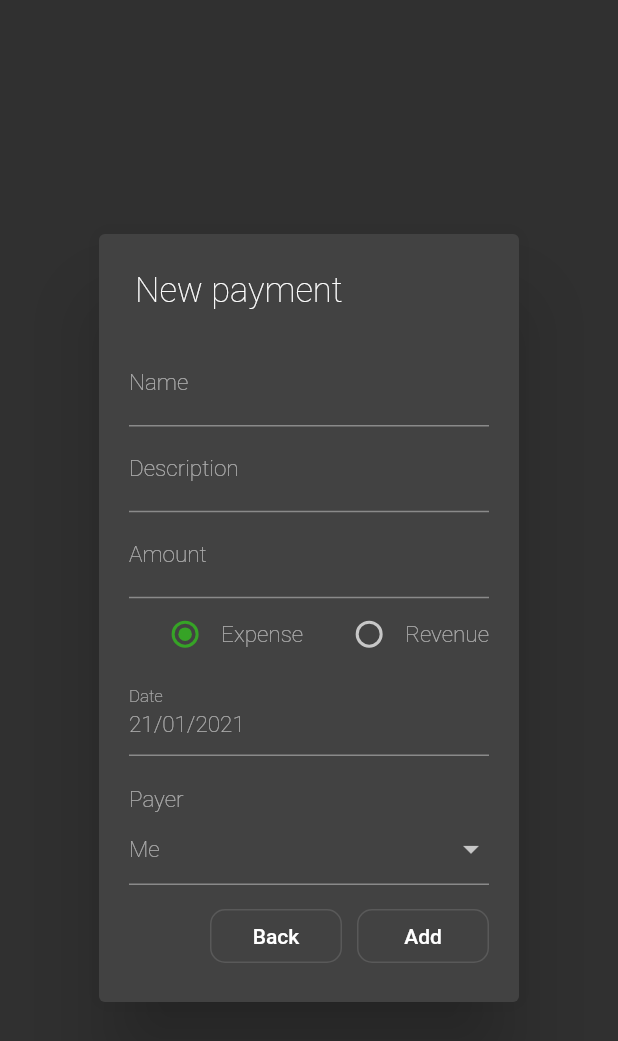
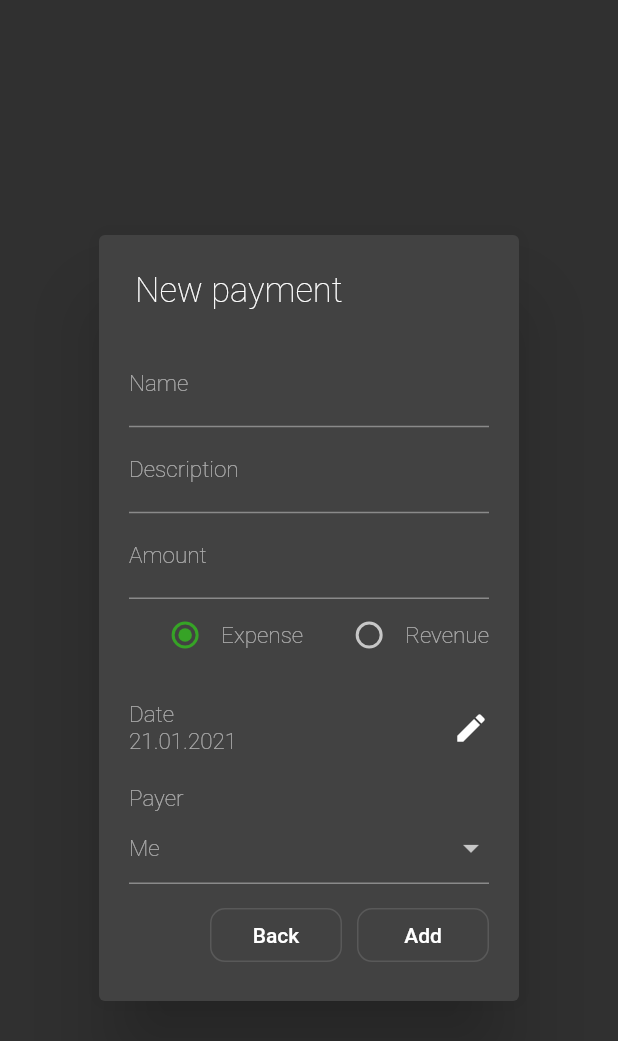
Before and after one commit to fingeg/MyFinanceApp, a Flutter app: the PaymentDialog widget shown alone on an empty page, opened directly, on a phone screen of 412 x 824 dp. Shown: the top 1041 px of the screen. Run offline on Flutter 3.47's test engine with Material 2 defaults, Android fonts, the phone set to English and light mode, and no system bars; our stand-ins replace dio, flutter_secure_storage, flutter_spinkit, line_icons, shared_preferences; missing offline and left inert: asn1lib, dart:html, encrypt, flutter_event_bus, pointycastle, srp; accounts and stored records are empty.

Commit message:
Add date picker for payments

```diff
--- a/lib/pages/category/category_page.dart
+++ b/lib/pages/category/category_page.dart
@@ -51,7 +51,7 @@ class _CategoryPageState extends Interactor<CategoryPage> {
         .map((p) => _TableRow<String>(p, category.getAmountForPerson(p), p))
         .toList();
 
-    final payments = category.payments
+    final payments = category.sortedPayments
         .where((p) => !p.payed)
         .map((p) => _TableRow<Payment>(p.name, p.amount, p))
         .toList();
--- a/lib/pages/category/payment_dialog.dart
+++ b/lib/pages/category/payment_dialog.dart
@@ -1,11 +1,9 @@
+import 'package:flutter/material.dart';
+import 'package:flutter/services.dart';
 import 'package:flutter_event_bus/flutter_event_bus.dart';
 import 'package:flutter_spinkit/flutter_spinkit.dart';
-import 'package:intl/intl.dart';
-import 'package:flutter/material.dart';
-import 'package:flutter/services.dart';
 import 'package:myfinance_app/api/payments.dart';
 import 'package:myfinance_app/utils/events.dart';
-import 'package:myfinance_app/utils/keys.dart';
 import 'package:myfinance_app/utils/localizations.dart';
 import 'package:myfinance_app/utils/models.dart';
 import 'package:myfinance_app/utils/network.dart';
@@ -30,16 +28,13 @@ class _PaymentDialogState extends State<PaymentDialog> {
   final _nameController = TextEditingController();
   final _descriptionController = TextEditingController();
   final _amountController = TextEditingController();
-  final _dateController = TextEditingController();
 
   final _descriptionFocus = FocusNode();
   final _amountFocus = FocusNode();
-  final _dateFocus = FocusNode();
-  final _payerFocus = FocusNode();
 
   final _nameSelectionFeedback = NameSelectionFeedback();
   String _oldPayer;
-
+  Date _date = Date.now();
   bool isExpense = true;
 
   bool _loading = false;
@@ -52,12 +47,11 @@ class _PaymentDialogState extends State<PaymentDialog> {
       _descriptionController.text = widget.payment.description;
       _amountController.text =
           _CurrencyInputFormatter.toAmountString(widget.payment.amount);
-      _dateController.text =
-          DateFormat('dd/MM/yyyy').format(widget.payment.date);
+
+      _date = widget.payment.date;
+      print(_date);
       _oldPayer = widget.payment.payer;
       isExpense = widget.payment.amount < 0;
-    } else {
-      _dateController.text = DateFormat('dd/MM/yyyy').format(DateTime.now());
     }
     super.initState();
   }
@@ -65,7 +59,7 @@ class _PaymentDialogState extends State<PaymentDialog> {
   Future<void> _submit() async {
     if (_formKey.currentState.validate()) {
       setState(() => _loading = true);
-
+      print(_date);
       final payment = Payment(
         widget.payment?.id,
         _nameController.text,
@@ -73,7 +67,7 @@ class _PaymentDialogState extends State<PaymentDialog> {
         widget.category.id,
         _CurrencyInputFormatter.parseInput(_amountController.text) *
             (isExpense ? -1 : 1),
-        DateFormat('dd/MM/yyyy').parse(_dateController.text),
+        _date,
         _nameSelectionFeedback.getSelectedName().selectedName,
         false,
         DateTime.now(),
@@ -200,7 +194,7 @@ class _PaymentDialogState extends State<PaymentDialog> {
                             }
                             return null;
                           },
-                          onEditingComplete: _dateFocus.nextFocus,
+                          onEditingComplete: _amountFocus.unfocus,
                         ),
                         Theme(
                           data: Theme.of(context).copyWith(
@@ -238,33 +232,56 @@ class _PaymentDialogState extends State<PaymentDialog> {
                             ],
                           ),
                         ),
-                        TextFormField(
-                          controller: _dateController,
-                          decoration: InputDecoration(
-                            labelText: MyFinanceLocalizations.of(context).date,
-                          ),
-                          keyboardType: TextInputType.datetime,
-                          focusNode: _dateFocus,
-                          inputFormatters: [
-                            FilteringTextInputFormatter.allow(
-                                RegExp(r'[0-9]|/')),
-                          ],
-                          autovalidateMode: AutovalidateMode.onUserInteraction,
-                          validator: (value) {
-                            if (!_isValidDate(value)) {
-                              return MyFinanceLocalizations.of(context)
-                                  .dateCondition;
-                            }
-                            return null;
-                          },
-                          onEditingComplete: _payerFocus.nextFocus,
-                        ),
                         Container(
                           padding: EdgeInsets.only(top: 20),
                           alignment: Alignment.centerLeft,
-                          child: Text(
-                            MyFinanceLocalizations.of(context).payer,
-                            textAlign: TextAlign.start,
+                          child: Column(
+                            crossAxisAlignment: CrossAxisAlignment.start,
+                            children: [
+                              InkWell(
+                                onTap: () => showDatePicker(
+                                        context: context,
+                                        initialDate: _date.toDateTime(),
+                                        firstDate: DateTime(_date.year - 20),
+                                        lastDate: DateTime(_date.year + 20))
+                                    .then((date) => setState(() {
+                                          if (date != null) {
+                                            date =
+                                                date.add(date.timeZoneOffset);
+                                            _date = Date(
+                                              date.year,
+                                              date.month,
+                                              date.day,
+                                            );
+                                          }
+                                        })),
+                                child: Row(
+                                  children: [
+                                    Expanded(
+                                      child: Column(
+                                        crossAxisAlignment:
+                                            CrossAxisAlignment.start,
+                                        children: [
+                                          Text(
+                                            MyFinanceLocalizations.of(context)
+                                                .date,
+                                            textAlign: TextAlign.start,
+                                          ),
+                                          Text(
+                                              '${_date.day.toString().padLeft(2, '0')}.${_date.month.toString().padLeft(2, '0')}.${_date.year}'),
+                                        ],
+                                      ),
+                                    ),
+                                    Icon(Icons.edit)
+                                  ],
+                                ),
+                              ),
+                              Container(height: 20),
+                              Text(
+                                MyFinanceLocalizations.of(context).payer,
+                                textAlign: TextAlign.start,
+                              ),
+                            ],
                           ),
                         ),
                         NameSelection(
@@ -384,21 +401,3 @@ class _CurrencyInputFormatter extends TextInputFormatter {
     return false;
   }
 }
-
-bool _isValidDate(String input) {
-  String text = input.replaceAll(',', '/').replaceAll('.', '/');
-  if (text.isEmpty) {
-    return false;
-  }
-
-  try {
-    final date = DateFormat('dd/MM/yyyy').parse(input);
-
-    if (date.year > 100 && date.year < 10000) {
-      return true;
-    }
-  } catch (_) {
-    return false;
-  }
-  return false;
-}
--- a/lib/pages/home/home.dart
+++ b/lib/pages/home/home.dart
@@ -39,6 +39,7 @@ class _HomePageState extends Interactor<HomePage> {
     }
 
     final _categories = await _categoryHandler.loadOfflineCategories();
+    sortCategories();
     final _persons = CategoriesHandler.loadedPersons;
     if (mounted)
       setState(() {
@@ -52,6 +53,7 @@ class _HomePageState extends Interactor<HomePage> {
 
     if (res.statusCode == StatusCode.success) {
       final _persons = CategoriesHandler.loadedPersons;
+      sortCategories();
       // Only if the widget is still in use
       if (mounted)
         setState(() {
@@ -69,6 +71,10 @@ class _HomePageState extends Interactor<HomePage> {
         _scaffoldKey.currentState.showSnackBar(
             SnackBar(content: Text(MyFinanceLocalizations.of(context).failed)));
     }
+  }
+
+  void sortCategories() {
+    categories.sort((c1, c2) => c2.lastEdited.compareTo(c1.lastEdited));
   }
 
   @override
--- a/lib/utils/models.dart
+++ b/lib/utils/models.dart
@@ -102,6 +102,15 @@ class Category {
 
   List<String> getAllPayers() =>
       payments.where((p) => !p.payed).map((p) => p.payer).toSet().toList();
+
+  List<Payment> get sortedPayments => payments
+    ..sort((p1, p2) {
+      final compared = p2.date.compareTo(p1.date);
+      if (compared == 0) {
+        return p2.lastEdited.compareTo(p1.lastEdited);
+      }
+      return compared;
+    });
 }
 
 /// One payment
@@ -111,7 +120,7 @@ class Payment {
   final String description;
   final int categoryID;
   final double amount;
-  final DateTime date;
+  final Date date;
   final String payer;
   final bool payed;
   final DateTime lastEdited;
@@ -125,7 +134,7 @@ class Payment {
         json['description'],
         json['categoryID'],
         json['amount'],
-        DateTime.parse(json['date']),
+        Date.parse(json['date']),
         json['payer'],
         json['payed'],
         DateTime.fromMillisecondsSinceEpoch(json['lastEdited']),
@@ -141,7 +150,7 @@ class Payment {
             : '',
         json['categoryID'],
         double.parse(decrypt(categoryKey, Encoding.base64, json['amount'])),
-        DateTime.parse(json['date']),
+        Date.parse(json['date']),
         nameCaseCorrection(
             decrypt(categoryKey, Encoding.base64, json['payer'])),
         json['payed'] as bool,
@@ -157,7 +166,7 @@ class Payment {
           : '',
       'categoryID': categoryID,
       'amount': encrypt(categoryKey, Encoding.base64, amount.toString()),
-      'date': date.toIso8601String(),
+      'date': date.toDateString(),
       'payer': encrypt(categoryKey, Encoding.base64, payer),
       'payed': payed,
       'lastEdited': lastEdited?.millisecondsSinceEpoch,
@@ -170,6 +179,7 @@ class Payment {
 /// Describes the share of a user in a category bill
 class Split {
   final String username;
+
   /// The share from 0 to 1
   double share;
   final bool isPlatformUser;
@@ -213,3 +223,36 @@ class Person {
           .reduce((v1, v2) => v1 + v2)
       : 0.0;
 }
+
+class Date {
+  int year;
+  int month;
+  int day;
+
+  Date(this.year, this.month, this.day);
+
+  factory Date.parse(String day) {
+    final fragments = day.split('-');
+    return Date(
+      int.parse(fragments[0]),
+      int.parse(fragments[1]),
+      int.parse(fragments[2]),
+    );
+  }
+
+  factory Date.now() {
+    final now = DateTime.now();
+    return Date(
+      now.year,
+      now.month,
+      now.day,
+    );
+  }
+
+  String toDateString() =>
+      '$year-${month.toString().padLeft(2, '0')}-${day.toString().padLeft(2, '0')}';
+
+  int compareTo(Date date) => toDateTime().compareTo(date.toDateTime());
+
+  DateTime toDateTime() => DateTime(year, month, day);
+}
```
